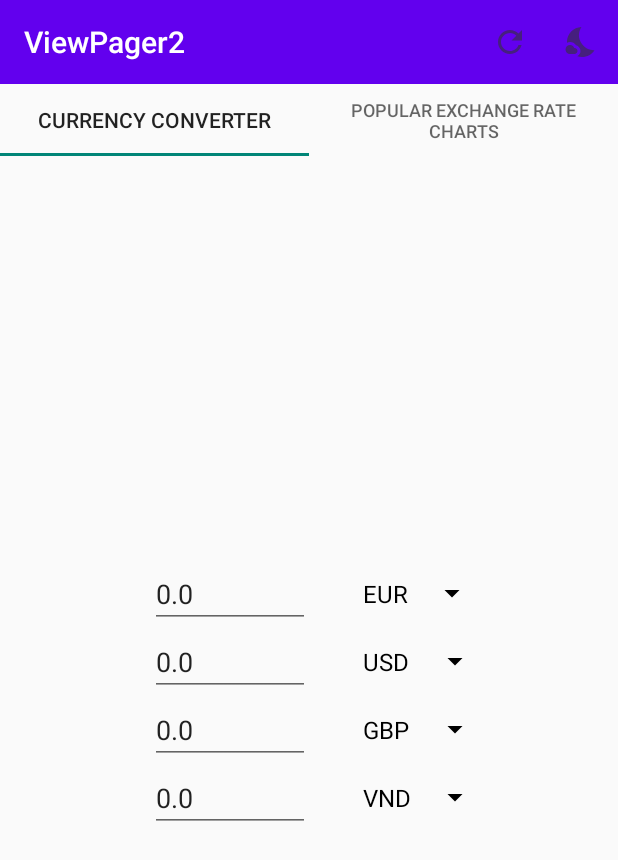
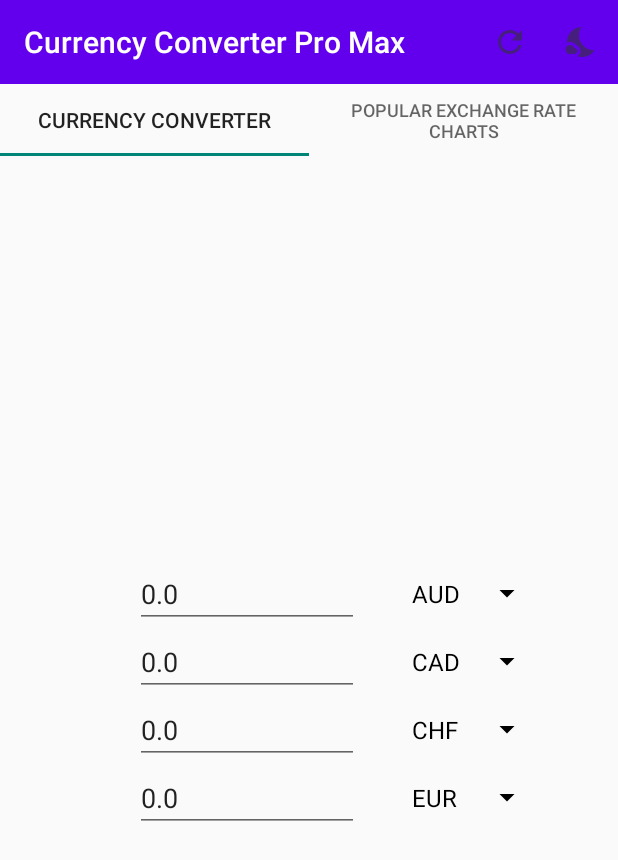
Before and after one commit to LouisDo2108/CurrencyConverter, an Android app: the screen it shows after launch (MainActivity), after a tap on "Refresh", on a phone screen of 412 x 824 dp. Shown: the top 860 px of the screen. Run offline under Robolectric (Android 15) with nearby library versions, the phone set to English and light mode, and no system bars; our stand-ins replace Volley; network calls fail.

```diff
--- a/app/src/main/java/com/example/viewpager2/Fragment1.java
+++ b/app/src/main/java/com/example/viewpager2/Fragment1.java
@@ -53,6 +53,7 @@ public class Fragment1 extends Fragment {
     private Spinner spinner1, spinner2, spinner3, spinner4;
     private EditText et1, et2, et3, et4;
     private Double[] rates = {1.0, 0.0, 0.0, 0.0};
+    private int[] curID = {0, 1, 2, 3};
     private ArrayList<EditText> etArray = new ArrayList<>();
     private ArrayList<Spinner> spArray = new ArrayList<>();
     private LayoutInflater themedInflater;
@@ -111,7 +112,7 @@ public class Fragment1 extends Fragment {
         setHasOptionsMenu(true);
         spinnerSetup(spinnerLayout, spinnerColor);
         textChanged();
-
+        getApiResult(0);
         return view;
     }
 
@@ -145,12 +146,11 @@ public class Fragment1 extends Fragment {
     }
 
     public void refresh(MenuItem item) {
-        updateRates();
+        exchange();
         Toast.makeText(getContext(), "Rates refreshed", Toast.LENGTH_SHORT).show();
     }
 
-    private void variablesSetup(View view)
-    {
+    private void variablesSetup(View view) {
         spinner1 = (Spinner) view.findViewById(R.id.currencySpinner1);
         spinner2 = (Spinner) view.findViewById(R.id.currencySpinner2);
         spinner3 = (Spinner) view.findViewById(R.id.currencySpinner3);
@@ -173,28 +173,28 @@ public class Fragment1 extends Fragment {
     }
 
     private void textChanged() {
-        et1.addTextChangedListener(new TextWatcher() {
+        final int index = 0; // only allow to edit text in the first field
+//            EditText currentEt = etArray.get(index);
+        etArray.get(index).addTextChangedListener(new TextWatcher() {
             @Override
             public void beforeTextChanged(CharSequence s, int start, int count, int after) {
                 Log.d("Main", "Before Text Changed");
             }
 
             @Override
-            public void onTextChanged(CharSequence s, int start, int before, int count) {
+            public void onTextChanged(CharSequence s, int start, int before, int count) { // test drive
                 Log.d("Main", "On Text Changed");
             }
 
             @Override
             public void afterTextChanged(Editable s) {
                 try {
-                    if (et1 == null || TextUtils.isEmpty(et1.getText().toString())) {
-
-                        for(int i = 1; i <= 3; ++i)
-                            etArray.get(i).setText("");
+                    if (etArray.get(index) == null || TextUtils.isEmpty(etArray.get(index).getText().toString())) {
+                        for (int j = 1; j < 4; ++j)
+                                etArray.get(j).setText("0.0");
                         return;
                     }
-                    updateRates();
-
+                    exchange();
                 } catch (Exception e) {
                     Log.e("Main", e.toString());
                 }
@@ -202,66 +202,88 @@ public class Fragment1 extends Fragment {
         });
     }
 
-    private void updateRates(){
-        for(int i = 1; i <= 3; ++i)
-            exchange(i);
-    }
+//    private void updateRates(){
+//        for(int i = 1; i <= 3; ++i)
+//            exchange(i);
+//    }
 
-    private void getApiResult(String currencyRate, int index) {
-
-        String url = "http://api.exchangeratesapi.io/v1/latest?access_key=5baddb25fdd667935c4ee6fe368e9328";
-
+    private void getApiResult(int changedIndex) {
+        String baseCurrency = (String) spArray.get(0).getItemAtPosition(curID[0]).toString();
+        if(changedIndex != 0)
+        {
+            String alterCurrency = (String) spArray.get(changedIndex).getItemAtPosition(curID[changedIndex]).toString();
+            String q = baseCurrency + '_' + alterCurrency;
+            String url = "https://free.currconv.com/api/v7/convert?q=" + q + "&compact=ultra&apiKey=e9a4c7cd80676c0b31f2";
             JsonObjectRequest request = new JsonObjectRequest(Request.Method.GET, url, null, response -> {
                 try {
-
                     // Check if current EditText is empty or null
-                if (etArray.get(index) == null || TextUtils.isEmpty(etArray.get(index).toString()) || index < 0) {
+                    if (etArray.get(changedIndex) == null || TextUtils.isEmpty(etArray.get(changedIndex).toString())) {
                         Log.e("EditText Error", "EditText Missing");
                         return;
                     }
 
-                // Get the exchange rate value for the current currency selection
-                // with base is Euro
-                response = response.getJSONObject("rates");
-                rates[index] = response.getDouble(currencyRate);
-
-                exchange(index);
-
+                    rates[changedIndex] = (Double) response.getDouble(q);
                 } catch (JSONException e) {
                     e.printStackTrace();
                 }
             }, new Response.ErrorListener() {
                 @Override
                 public void onErrorResponse(VolleyError error) {
-                Toast.makeText(getContext(), "Wrong", Toast.LENGTH_SHORT).show();
+                    Toast.makeText(getContext(), "API Error", Toast.LENGTH_SHORT).show();
+                }
+            });
+            return;
+        }
+        for (int i = 0; i < 4; i++) {
+            final int index = i;
+            String alterCurrency = (String) spArray.get(index).getItemAtPosition(curID[i]).toString();
+            String q = baseCurrency + '_' + alterCurrency;
+            String url = "https://free.currconv.com/api/v7/convert?q=" + q + "&compact=ultra&apiKey=e9a4c7cd80676c0b31f2";
+            JsonObjectRequest request = new JsonObjectRequest(Request.Method.GET, url, null, response -> {
+                try {
+                    // Check if current EditText is empty or null
+                    if (etArray.get(index) == null || TextUtils.isEmpty(etArray.get(index).toString())) {
+                        Log.e("EditText Error", "EditText Missing");
+                        return;
+                    }
+
+                    // Get the exchange rate value for the current currency selection
+                    rates[index] = (Double) response.getDouble(q);
+                } catch (JSONException e) {
+                    e.printStackTrace();
+                }
+            }, new Response.ErrorListener() {
+                @Override
+                public void onErrorResponse(VolleyError error) {
+                    Toast.makeText(getContext(), "API Error", Toast.LENGTH_SHORT).show();
                 }
             });
             MySingleton.getInstance(getContext()).addToRequestQueue(request);
         }
+    }
 
     private void spinnerSetup(int spinnerLayout, int color) {
 
-        for(int i = 0 ; i < 4; ++i){
+        for (int i = 0; i < 4; ++i) {
             final int index = i;
             ArrayAdapter adapter;
-            Spinner sp;
 
-            if(index == 0)
-                adapter = ArrayAdapter.createFromResource(getActivity().getBaseContext(), R.array.currenciesBase, spinnerLayout);
-            else
             adapter = ArrayAdapter.createFromResource(getActivity().getBaseContext(), R.array.currencies, spinnerLayout);
 
             adapter.setDropDownViewResource(android.R.layout.simple_spinner_dropdown_item);
-            sp = spArray.get(index);
-            sp.setAdapter(adapter);
-            sp.setSelection(index, true);
-            sp.getBackground().setColorFilter(getResources().getColor(color), PorterDuff.Mode.SRC_ATOP);
+            spArray.get(index).setAdapter(adapter);
+            spArray.get(index).setSelection(index, true);
+            spArray.get(index).getBackground().setColorFilter(getResources().getColor(color), PorterDuff.Mode.SRC_ATOP);
 
             spArray.get(index).setOnItemSelectedListener(new AdapterView.OnItemSelectedListener() {
                 @Override
                 public void onItemSelected(AdapterView<?> parent, View view, int position, long id) {
+                    Log.e("position", String.valueOf(position));
+                    Log.e("id", String.valueOf(id));
                     String baseCurrency = parent.getItemAtPosition(position).toString();
-                    getApiResult(baseCurrency, index);
+                    curID[index] = position;
+                    getApiResult(index);
+                    exchange();
                 }
 
                 @Override
@@ -271,15 +293,23 @@ public class Fragment1 extends Fragment {
             });
         }
 
-        getApiResult("USD", 1);
-        getApiResult("GBP", 2);
-        getApiResult("VND", 3);
+//        getApiResult("USD", 1);
+//        getApiResult("GBP", 2);
+//        getApiResult("VND", 3);
     }
 
-    private void exchange(int index)
+    private void exchange() // take the current editText at index as the base value, multiply it by rates of the other threes
     {
-        double convertedValue = (Double) Double.valueOf(et1.getText().toString()) * rates[index];
-        etArray.get(index).setText(String.valueOf(convertedValue));
+        EditText baseEt = (EditText) etArray.get(0);
+        if (baseEt == null || TextUtils.isEmpty(baseEt.toString())) {
+            Log.e("EditText Error", "EditText Missing");
+            return;
+        }
+        double baseValue = (Double) Double.valueOf(baseEt.getText().toString());
+        for (int i = 1; i < 4; i++) {
+                double convertedValue = baseValue * rates[i];
+                etArray.get(i).setText(String.valueOf(convertedValue));
+        }
     }
 
 //    public void darkMode(MenuItem item) {
--- a/app/src/main/res/layout/fragment_1.xml
+++ b/app/src/main/res/layout/fragment_1.xml
@@ -21,9 +21,10 @@
             <EditText
                 android:id="@+id/input1"
                 style="@style/input"
-                android:text="0.0"
-                android:inputType="number"
-                android:selectAllOnFocus="true" />
+                android:inputType="numberDecimal|number"
+                android:maxLength="12"
+                android:selectAllOnFocus="true"
+                android:text="0.0" />
 
             <Spinner
                 android:id="@+id/currencySpinner1"
@@ -38,9 +39,10 @@
             <EditText
                 android:id="@+id/output2"
                 style="@style/input"
-                android:text="0.0"
-                android:focusable="false"
-                android:inputType="number"/>
+                android:inputType="none"
+                android:maxLength="12"
+                android:focusableInTouchMode="true"
+                android:text="0.0" />
 
             <Spinner
                 android:id="@+id/currencySpinner2"
@@ -54,10 +56,11 @@
 
             <EditText
                 android:id="@+id/output3"
-                android:text="0.0"
                 style="@style/input"
-                android:focusable="false"
-                android:inputType="number" />
+                android:inputType="none"
+                android:maxLength="12"
+                android:selectAllOnFocus="true"
+                android:text="0.0" />
 
             <Spinner
                 android:id="@+id/currencySpinner3"
@@ -72,9 +75,10 @@
             <EditText
                 android:id="@+id/output4"
                 style="@style/input"
-                android:text="0.0"
-                android:focusable="false"
-                android:inputType="number"/>
+                android:inputType="none"
+                android:maxLength="12"
+                android:selectAllOnFocus="true"
+                android:text="0.0" />
 
             <Spinner
                 android:id="@+id/currencySpinner4"
--- a/app/src/main/res/values/strings.xml
+++ b/app/src/main/res/values/strings.xml
@@ -1,18 +1,21 @@
 <resources>
-    <string name="app_name">ViewPager2</string>
+    <string name="app_name">Currency Converter Pro Max</string>
     <string name="lorem_ipsum">Lorem ipsum...</string>
     <!-- TODO: Remove or change this placeholder text -->
     <string name="hello_blank_fragment">Hello blank fragment</string>
     <string name="loremipsum">LoremIpsum</string>
     <string name="darkmode">Dark Mode</string>
     <string name="refresh">Refresh</string>
-    <string-array name="currenciesBase">
+    <string-array name="currencies">
+        <item>AUD</item>
+        <item>CAD</item>
+        <item>CHF</item>
         <item>EUR</item>
-    </string-array>
-    <string-array name="currencies">
-        <item>EUR</item>
+        <item>GBP</item>
+        <item>JPY</item>
+        <item>KRW</item>
+        <item>NZD</item>
         <item>USD</item>
-        <item>GBP</item>
         <item>VND</item>
     </string-array>
 </resources>
--- a/app/src/main/res/values/styles.xml
+++ b/app/src/main/res/values/styles.xml
@@ -3,9 +3,9 @@
     <style name="input">
         <item name="android:layout_width">wrap_content</item>
         <item name="android:layout_height">wrap_content</item>
-        <item name="android:layout_marginLeft">100dp</item>
+        <item name="android:layout_marginLeft">90dp</item>
         <item name="android:layout_gravity">center</item>
-        <item name="android:ems">5</item>
+        <item name="android:ems">7</item>
         <item name="android:inputType">number</item>"
     </style>
     <style name="spinner">
```
Lines whose indentation alone changed are shown as unchanged.
